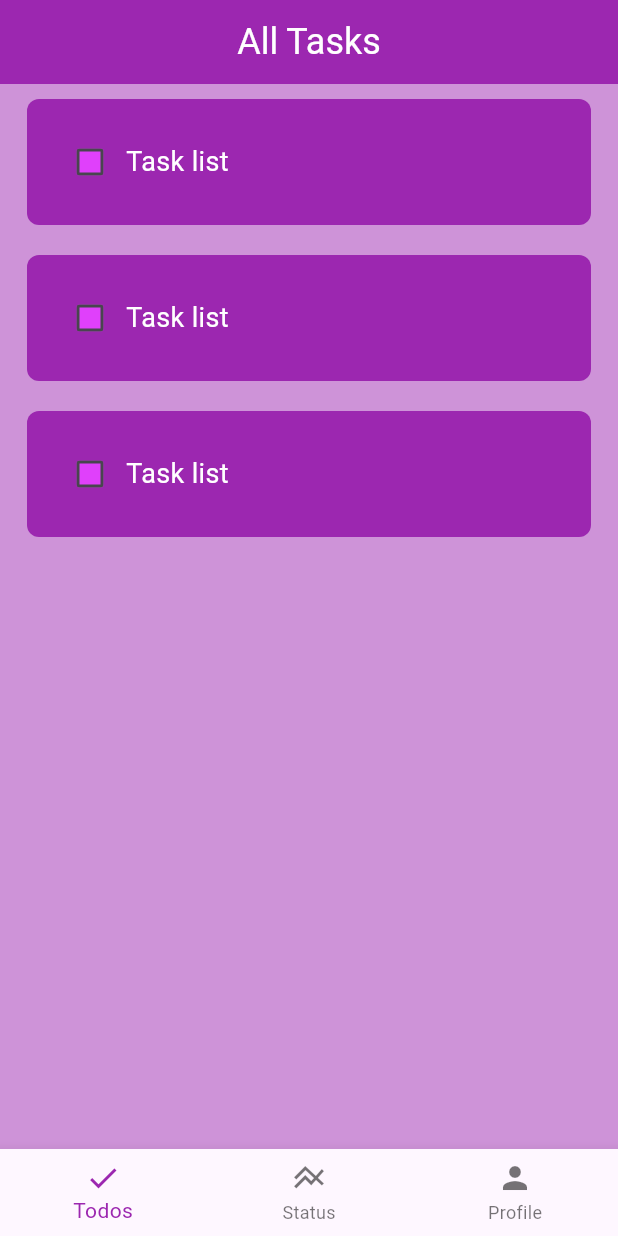
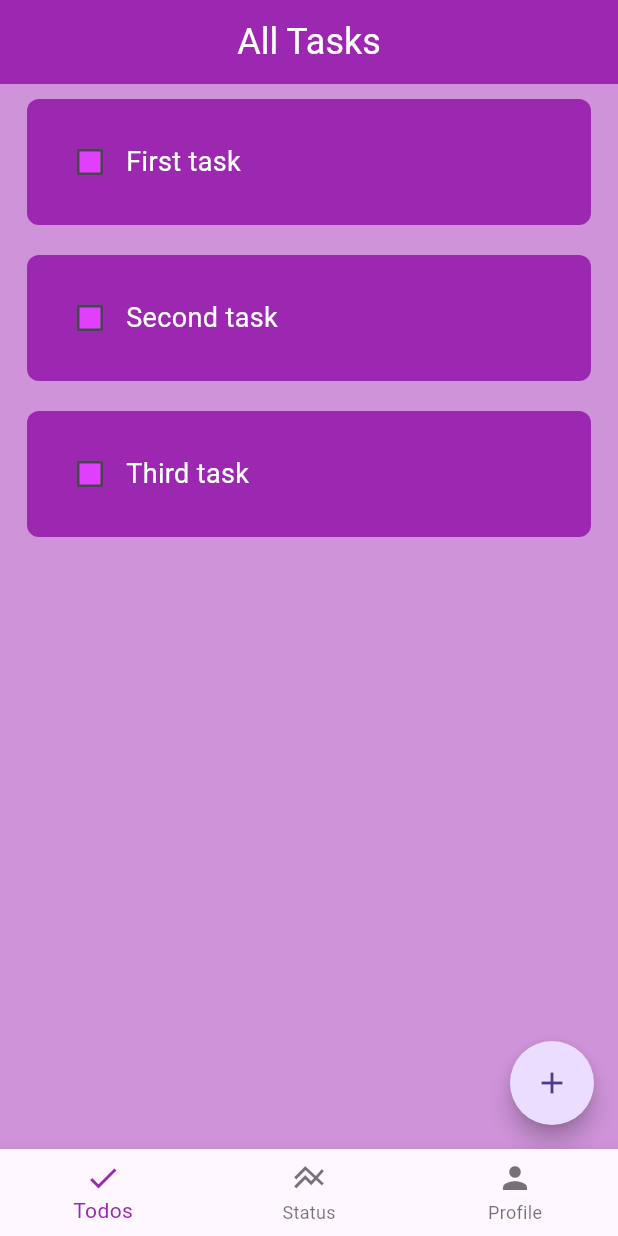
Before and after one commit to ranjansharma1412/flutter-todo-app, a Flutter app: the screen it shows after launch, on a phone screen of 412 x 824 dp. Run offline on Flutter 3.47's test engine with Material 3 defaults, Android fonts, the phone set to English and light mode, and no system bars.

Commit message:
Implemented add task dynamic by input field

```diff
--- a/lib/components/todo_list_item.dart
+++ b/lib/components/todo_list_item.dart
@@ -18,11 +18,27 @@ class TodoListItem extends StatelessWidget {
       padding: EdgeInsets.symmetric(vertical: 10.0, horizontal: 18.0),
       child: Container(
         padding: EdgeInsets.all(18.0),
-        decoration: BoxDecoration(borderRadius: BorderRadius.circular(8.0), color: Colors.purple),
+        decoration: BoxDecoration(
+            borderRadius: BorderRadius.circular(8.0), color: Colors.purple),
         child: Row(
           children: [
-            Checkbox(value: taskCompleted, onChanged: onChange, checkColor: Colors.white, fillColor: MaterialStateColor.resolveWith((states) => Colors.purpleAccent)),
-            Text('Task list', style: TextStyle(fontSize:18,color: Colors.white),)
+            Checkbox(
+              value: taskCompleted,
+              onChanged: onChange,
+              checkColor: Colors.white,
+              fillColor: MaterialStateColor.resolveWith(
+                  (states) => Colors.purpleAccent),
+              activeColor: Colors.purpleAccent,
+            ),
+            Text(
+              taskName,
+              style: TextStyle(
+                  fontSize: 18,
+                  color: Colors.white,
+                  decoration: taskCompleted
+                      ? TextDecoration.lineThrough
+                      : TextDecoration.none),
+            )
           ],
         ),
       ),
--- a/lib/pages/todo_list.dart
+++ b/lib/pages/todo_list.dart
@@ -1,4 +1,5 @@
 import 'package:flutter/material.dart';
+import 'package:todo_app/components/dialogue_box.dart';
 import 'package:todo_app/components/todo_list_item.dart';
 
 class TodoList extends StatefulWidget {
@@ -9,6 +10,7 @@ class TodoList extends StatefulWidget {
 }
 
 class _TodoListState extends State<TodoList> {
+  final _controller = TextEditingController();
 
   List _todoList = [
     ["First task", false],
@@ -16,10 +18,30 @@ class _TodoListState extends State<TodoList> {
     ["Third task", false],
   ];
 
-  void onTapCheckBox(bool? value, int index){
+  void onTapCheckBox(bool? value, int index) {
     setState(() {
-    _todoList[index][1]=!_todoList[index][1];
+      _todoList[index][1] = !_todoList[index][1];
     });
+  }
+
+  void _saveNewTask() {
+    setState(() {
+      _todoList.add([_controller.text, false]);
+      _controller.clear();
+    });
+    Navigator.of(context).pop();
+  }
+
+  void _createNewTask() {
+    showDialog(
+        context: context,
+        builder: (context) {
+          return DialogueBox(
+            controller: _controller,
+            onSave: _saveNewTask,
+            onCancel: () => Navigator.of(context).pop(),
+          );
+        });
   }
 
   @override
@@ -28,18 +50,29 @@ class _TodoListState extends State<TodoList> {
       backgroundColor: Colors.purple[200],
       appBar: AppBar(
         title: const Center(
-          child: Text('All Tasks', style: TextStyle(color: Colors.white, fontSize: 24),textAlign: TextAlign.center,),
+          child: Text(
+            'All Tasks',
+            style: TextStyle(color: Colors.white, fontSize: 24),
+            textAlign: TextAlign.center,
+          ),
         ),
         backgroundColor: Colors.purple,
       ),
       body: Center(
-        child: ListView.builder(
-          itemCount: _todoList.length,
-          itemBuilder: (context, index) {
-            return TodoListItem(taskName: _todoList[index][0], taskCompleted: _todoList[index][1], onChange:(newValue)=>onTapCheckBox(newValue,index));
-          },
-        )
-      ),
+          child: ListView.builder(
+        itemCount: _todoList.length,
+        itemBuilder: (context, index) {
+          return TodoListItem(
+              taskName: _todoList[index][0],
+              taskCompleted: _todoList[index][1],
+              onChange: (newValue) => onTapCheckBox(newValue, index));
+        },
+      )),
+      floatingActionButton: FloatingActionButton(
+          onPressed: _createNewTask,
+          child: Icon(Icons.add),
+          shape:
+              RoundedRectangleBorder(borderRadius: BorderRadius.circular(35))),
     );
   }
 }
```
Also changed, not shown: lib/components/custom_button.dart (added, +17 -0 lines), lib/components/dialogue_box.dart (added, +43 -0 lines).
